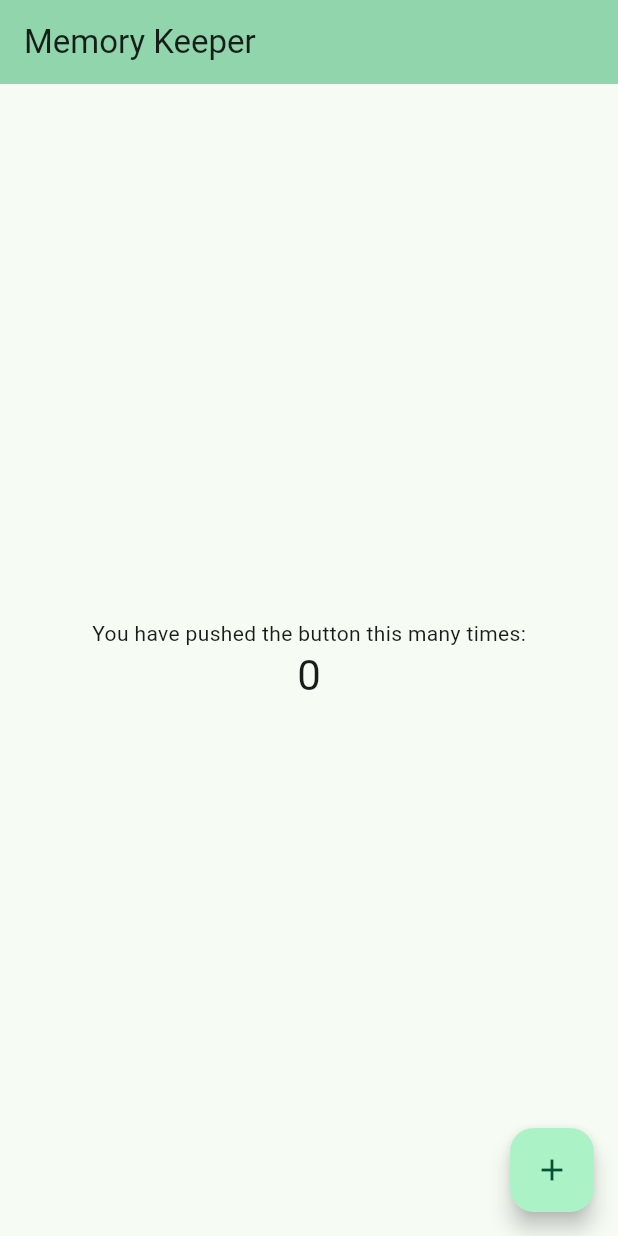
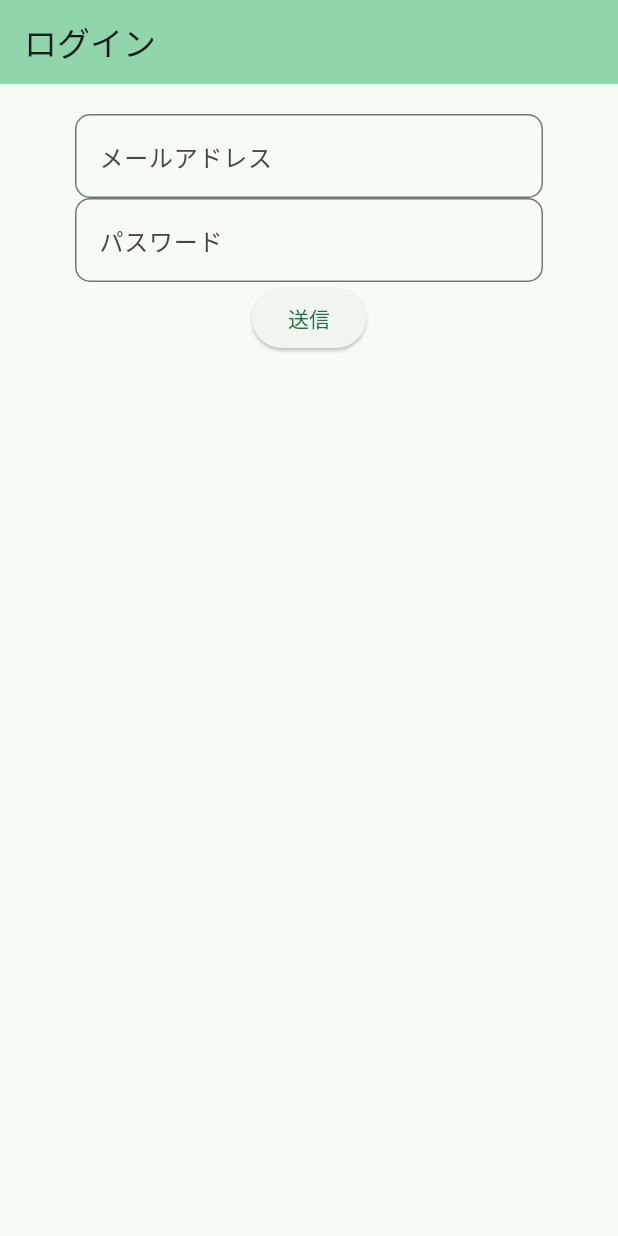
Before and after one commit to ksk-14/Memory_Keeper, a Flutter app: the screen it shows after launch, on a phone screen of 412 x 824 dp. Run offline on Flutter 3.47's test engine with Material 3 defaults, Android fonts, the phone set to English and light mode, and no system bars; our stand-ins replace firebase_auth, firebase_core; accounts and stored records are empty.

```diff
--- /dev/null
+++ b/lib/constants.dart
@@ -0,0 +1,6 @@
+class ConstStr {
+  static const String loginTitle = 'ログイン';
+  static const String mailAddress = 'メールアドレス';
+  static const String password = 'パスワード';
+  static const String submit = '送信';
+}
--- a/lib/main.dart
+++ b/lib/main.dart
@@ -1,7 +1,11 @@
 import 'package:flutter/material.dart';
-import 'views/login_v.dart' as login;
+import '/views/login_v.dart' as login;
+import '/constants.dart' as consts;
+import 'package:firebase_core/firebase_core.dart' as fbCore;
 
-void main() {
+Future<void> main() async {
+  WidgetsFlutterBinding.ensureInitialized();
+  await fbCore.Firebase.initializeApp();
   runApp(const AppBase());
 }
 
@@ -17,7 +21,7 @@ class AppBase extends StatelessWidget {
             seedColor: const Color.fromARGB(255, 58, 183, 125)),
         useMaterial3: true,
       ),
-      home: const login.LoginPage(title: 'Memory Keeper'),
+      home: const login.LoginPage(title: consts.ConstStr.loginTitle),
     );
   }
 }
--- a/lib/views/login_v.dart
+++ b/lib/views/login_v.dart
@@ -1,22 +1,19 @@
 import 'package:flutter/material.dart';
+import '/constants.dart' as consts;
+import 'package:firebase_auth/firebase_auth.dart';
+import 'package:firebase_core/firebase_core.dart';
 
 class LoginPage extends StatefulWidget {
-  const LoginPage({super.key, required this.title});
-
   final String title;
+  const LoginPage({Key? key, required this.title}) : super(key: key);
 
   @override
   State<LoginPage> createState() => _LoginPageState();
 }
 
 class _LoginPageState extends State<LoginPage> {
-  int _counter = 0;
-
-  void _incrementCounter() {
-    setState(() {
-      _counter++;
-    });
-  }
+  String _email = '';
+  String _password = '';
 
   @override
   Widget build(BuildContext context) {
@@ -25,24 +22,43 @@ class _LoginPageState extends State<LoginPage> {
         backgroundColor: Theme.of(context).colorScheme.inversePrimary,
         title: Text(widget.title),
       ),
-      body: Center(
+      body: Padding(
+        padding: EdgeInsets.only(top: 20.0, right: 50, left: 50),
+        child: Center(
           child: Column(
-          mainAxisAlignment: MainAxisAlignment.center,
+            mainAxisAlignment: MainAxisAlignment.start,
             children: <Widget>[
-            const Text(
-              'You have pushed the button this many times:',
+              TextField(
+                decoration: InputDecoration(
+                    labelText: consts.ConstStr.mailAddress,
+                    border: OutlineInputBorder(
+                        borderRadius: BorderRadius.circular(10.0))),
+                onChanged: (String email) {
+                  this._email = email;
+                },
               ),
-            Text(
-              '$_counter',
-              style: Theme.of(context).textTheme.headlineMedium,
+              TextField(
+                  decoration: InputDecoration(
+                      labelText: consts.ConstStr.password,
+                      border: OutlineInputBorder(
+                          borderRadius: BorderRadius.circular(10.0))),
+                  onChanged: (String password) {
+                    setState(() {
+                      this._password = password;
+                    });
+                  }),
+              ElevatedButton(
+                onPressed: () {
+                  // TODO:フォームが送信されたときの処理を記述
+                },
+                child: Text(consts.ConstStr.submit),
               ),
+              // Debug用
+              // Text(this._email),
+              // Text(this._password),
             ],
           ),
         ),
-      floatingActionButton: FloatingActionButton(
-        onPressed: _incrementCounter,
-        tooltip: 'Increment',
-        child: const Icon(Icons.add),
       ),
     );
   }
--- a/pubspec.yaml
+++ b/pubspec.yaml
@@ -30,6 +30,8 @@ environment:
 dependencies:
   flutter:
     sdk: flutter
+  firebase_core: 3.3.0
+  firebase_auth: 5.1.4
 
 
   # The following adds the Cupertino Icons font to your application.
@@ -45,7 +47,7 @@ dev_dependencies:
   # activated in the `analysis_options.yaml` file located at the root of your
   # package. See that file for information about deactivating specific lint
   # rules and activating additional ones.
-  flutter_lints: ^4.0.0
+  # flutter_lints: ^4.0.0
 
 # For information on the generic Dart part of this file, see the
 # following page: https://dart.dev/tools/pub/pubspec
```
Also changed, not shown: 4 other files. Lines whose indentation alone changed are shown as unchanged.
